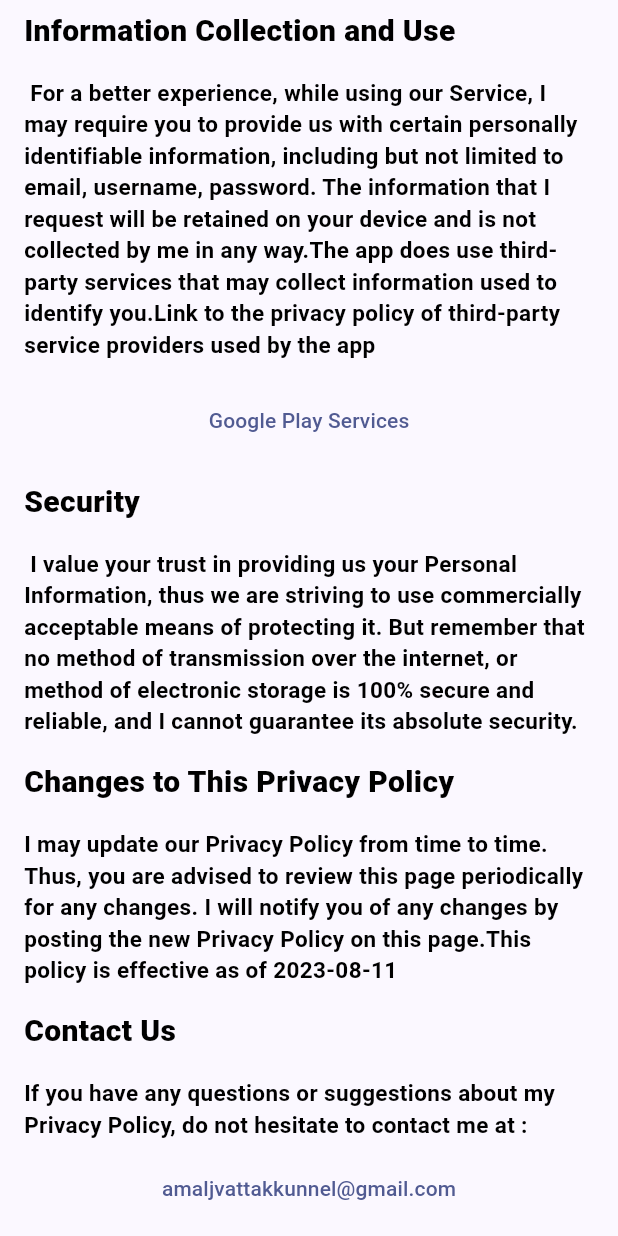
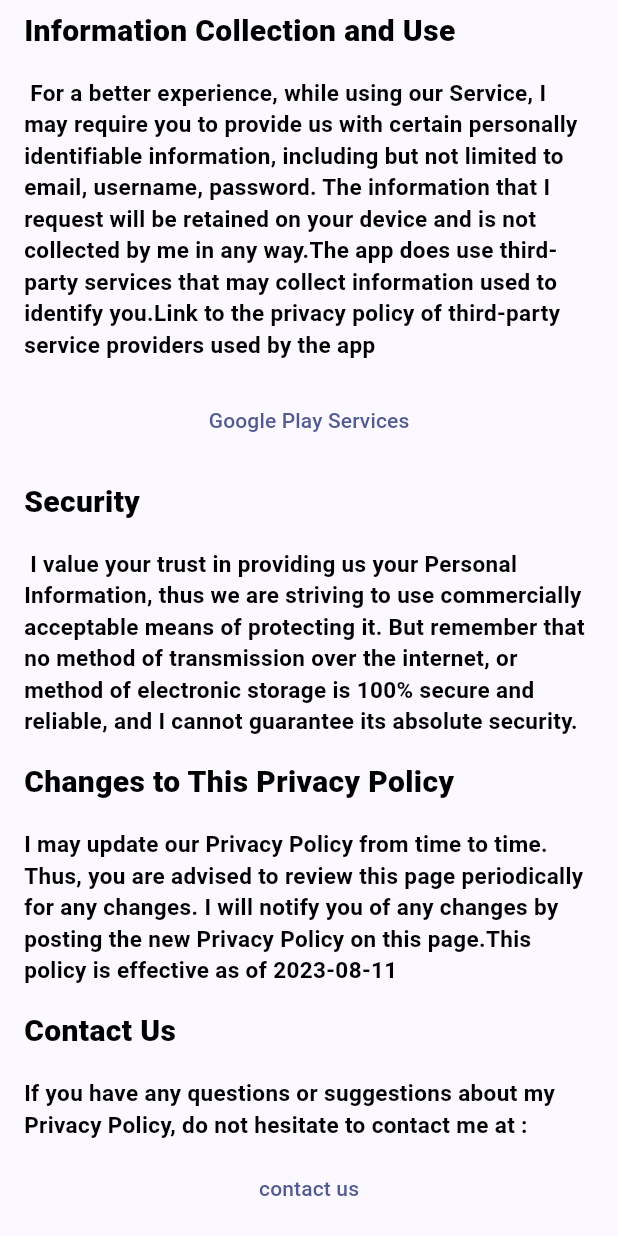
Before and after one commit to amaljosev/habit_app, a Flutter app: the ScreenPrivacy screen opened directly, scrolled down 397 dp, after a tap on "Google Play Services", on a phone screen of 412 x 824 dp. Run offline on Flutter 3.47's test engine with Material 2 defaults, Android fonts, the phone set to English and light mode, and no system bars; our stand-ins replace circular_countdown_timer, curved_navigation_bar, email_validator, fl_chart, flutter_rating_bar, flutter_svg and 11 more; missing offline and left inert: selector_wheel; accounts and stored records are empty.

Commit message:
link buttons added

```diff
--- a/lib/screens/bottom_navigation.dart/help/screenprivacypolicy.dart
+++ b/lib/screens/bottom_navigation.dart/help/screenprivacypolicy.dart
@@ -1,9 +1,20 @@
 import 'package:flutter/material.dart';
 import 'package:google_fonts/google_fonts.dart';
+import 'package:url_launcher/url_launcher.dart';
 
 
-class ScreenPrivacy extends StatelessWidget {
+class ScreenPrivacy extends StatefulWidget {
   const ScreenPrivacy({super.key});
+
+  @override
+  State<ScreenPrivacy> createState() => _ScreenPrivacyState();
+}
+
+class _ScreenPrivacyState extends State<ScreenPrivacy> {
+    Future<void>? launchedd;
+  final Uri toLaunchPlay =
+    Uri(scheme: 'https', host: 'policies.google.com', path: 'privacy');
+
 
   @override
   Widget build(BuildContext context) {
@@ -80,7 +91,9 @@ class ScreenPrivacy extends StatelessWidget {
                 Padding(
                   padding: const EdgeInsets.all(8.0),
                   child: TextButton(
-                    onPressed: () {},
+                    onPressed: () => setState(() {
+                  launchedd = _launchInWebViewOrVC(toLaunchPlay);
+                },),
                     child: const Text('Google Play Services'),
                   ),
                 ),
@@ -162,9 +175,16 @@ class ScreenPrivacy extends StatelessWidget {
                     ),
                   ),
                 ),
-                TextButton(onPressed: (){
-                  // launchEmail();
-                }, child: Text('amaljvattakkunnel@gmail.com'),),
+                TextButton(onPressed: () async {
+              // Create a mailto Uri with the recipient's email address.
+              final Uri uri = Uri(
+                  scheme: 'mailto',
+                  path: 'amaljvattakkunnel@gmail.com');
+
+              // Launch the mailto Uri using the url_launcher package.
+              await launchUrl(uri);
+            }, child: const Text('contact us'),),
+
               ],
             ),
           ),
@@ -172,18 +192,16 @@ class ScreenPrivacy extends StatelessWidget {
       ),
     );
   }
-  // launchEmail() async {
-  //   final Uri emailLaunchUri = Uri(
-  //     scheme: 'mailto',
-  //     path: 'amaljvattakkunnel@gmail.com',
-  //     queryParameters: {'subject': 'Question or Suggestion'},  // You can also specify a subject
-  //   );
 
-  //   if (await canLaunch(emailLaunchUri.toString())) {
-  //     await launch(emailLaunchUri.toString());
-  //   } else {
-  //     throw 'Could not launch email client';
-  //   }
-  // }
 
+  Future<void> _launchInWebViewOrVC(Uri url) async {
+    if (!await launchUrl(
+      url,
+      mode: LaunchMode.inAppWebView,
+      webViewConfiguration: const WebViewConfiguration(
+          headers: <String, String>{'my_header_key': 'my_header_value'}),
+    )) {
+      throw Exception('Could not launch $url');
+    }
+  }
 }
--- a/pubspec.yaml
+++ b/pubspec.yaml
@@ -48,6 +48,7 @@ dependencies:
   stop_watch_timer: ^3.0.1
   table_calendar: ^3.0.8
   toggle_switch: ^2.1.0
+  url_launcher: ^6.1.12
   video_player: ^2.7.0
   weekday_selector: ^1.1.0
 
```
Also changed, not shown: lib/screens/bottom_navigation.dart/widget_me.dart (+51 -7 lines), pubspec.lock, 6 other files.
